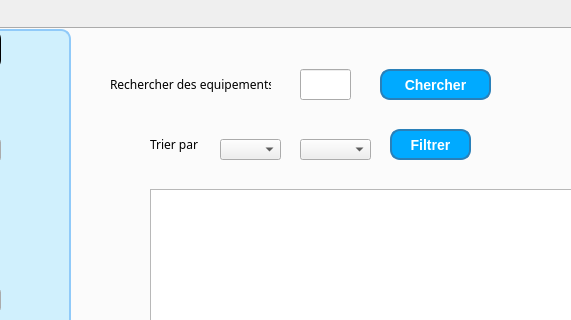
Before: the Qt Designer form mainwindow.ui in ProjetCPP2425/2a20-code-strikers, drawn with Qt 5; both pictures show x 342 to 913 and y 0 to 320 of the 1129 by 657 pixel window.
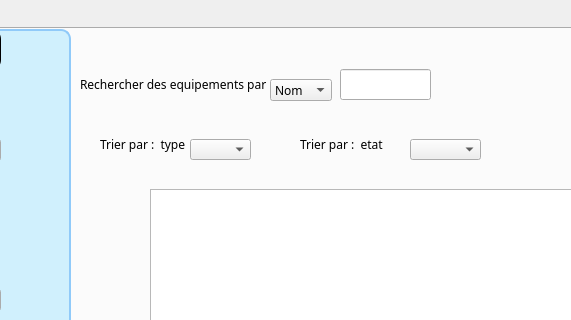
After: the same form once the commit is applied. Icons and pictures are not drawn.

```diff
--- a/mainwindow.ui
+++ b/mainwindow.ui
@@ -47,22 +47,22 @@
       <widget class="QLabel" name="label">
        <property name="geometry">
         <rect>
-         <x>450</x>
+         <x>420</x>
          <y>40</y>
-         <width>161</width>
+         <width>211</width>
          <height>31</height>
         </rect>
        </property>
        <property name="text">
-        <string>Rechercher des equipements :</string>
+        <string>Rechercher des equipements par  :</string>
        </property>
       </widget>
       <widget class="QLineEdit" name="recherche">
        <property name="geometry">
         <rect>
-         <x>640</x>
+         <x>680</x>
          <y>40</y>
-         <width>51</width>
+         <width>91</width>
          <height>31</height>
         </rect>
        </property>
@@ -70,51 +70,23 @@
         <string/>
        </property>
       </widget>
-      <widget class="QPushButton" name="pushButton">
-       <property name="geometry">
-        <rect>
-         <x>720</x>
-         <y>40</y>
-         <width>111</width>
-         <height>31</height>
-        </rect>
-       </property>
-       <property name="styleSheet">
-        <string notr="true">QPushButton {
-	background-color: rgb(0, 170, 255);
-    color: white; /* Texte en blanc */
-    border-radius: 10px; /* Bords arrondis */
-    padding: 8px 15px; /* Espacement interne */
-    font-size: 14px;
-    font-weight: bold;
-    border: 2px solid #2980b9; /* Bordure légèrement plus foncée */
-}
-
-QPushButton:hover {
-    background-color: #2980b9; /* Bleu plus foncé au survol */
-}</string>
-       </property>
-       <property name="text">
-        <string>Chercher</string>
-       </property>
-      </widget>
       <widget class="QLabel" name="label_3">
        <property name="geometry">
         <rect>
-         <x>490</x>
+         <x>440</x>
          <y>100</y>
-         <width>51</width>
+         <width>91</width>
          <height>31</height>
         </rect>
        </property>
        <property name="text">
-        <string>Trier par :</string>
+        <string>Trier par :  type </string>
        </property>
       </widget>
       <widget class="QComboBox" name="triTypeComboBox">
        <property name="geometry">
         <rect>
-         <x>560</x>
+         <x>530</x>
          <y>110</y>
          <width>61</width>
          <height>21</height>
@@ -171,34 +143,6 @@
         <string>Supprimer</string>
        </property>
       </widget>
-      <widget class="QPushButton" name="pushButton_2">
-       <property name="geometry">
-        <rect>
-         <x>730</x>
-         <y>100</y>
-         <width>81</width>
-         <height>31</height>
-        </rect>
-       </property>
-       <property name="styleSheet">
-        <string notr="true">QPushButton {
-	background-color: rgb(0, 170, 255);
-    color: white; /* Texte en blanc */
-    border-radius: 10px; /* Bords arrondis */
-    padding: 8px 15px; /* Espacement interne */
-    font-size: 14px;
-    font-weight: bold;
-    border: 2px solid #2980b9; /* Bordure légèrement plus foncée */
-}
-
-QPushButton:hover {
-    background-color: #2980b9; /* Bleu plus foncé au survol */
-}</string>
-       </property>
-       <property name="text">
-        <string>Filtrer</string>
-       </property>
-      </widget>
       <widget class="QPushButton" name="btnReserver">
        <property name="geometry">
         <rect>
@@ -898,7 +842,7 @@
       <widget class="QComboBox" name="triEtatComboBox">
        <property name="geometry">
         <rect>
-         <x>640</x>
+         <x>750</x>
          <y>110</y>
          <width>71</width>
          <height>21</height>
@@ -929,6 +873,39 @@
         <string>Statstique</string>
        </property>
       </widget>
+      <widget class="QLabel" name="label_5">
+       <property name="geometry">
+        <rect>
+         <x>640</x>
+         <y>100</y>
+         <width>91</width>
+         <height>31</height>
+        </rect>
+       </property>
+       <property name="text">
+        <string>Trier par :  etat</string>
+       </property>
+      </widget>
+      <widget class="QComboBox" name="comboCritereRecherche">
+       <property name="geometry">
+        <rect>
+         <x>610</x>
+         <y>50</y>
+         <width>62</width>
+         <height>22</height>
+        </rect>
+       </property>
+       <item>
+        <property name="text">
+         <string>Nom</string>
+        </property>
+       </item>
+       <item>
+        <property name="text">
+         <string>Localisation</string>
+        </property>
+       </item>
+      </widget>
      </widget>
      <widget class="QWidget" name="ReservationWidget">
       <attribute name="title">
```
Left out of the diff: 26 changed lines with no effect on the pictures.
